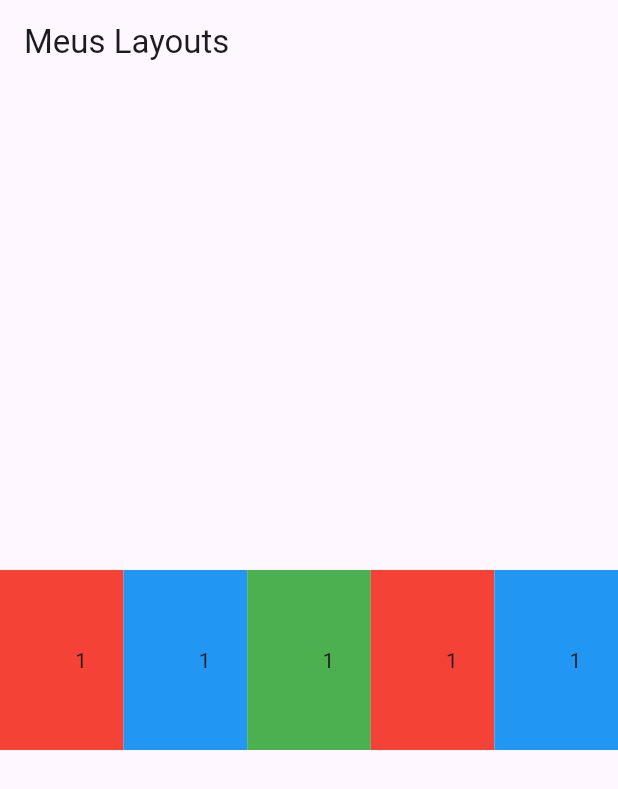
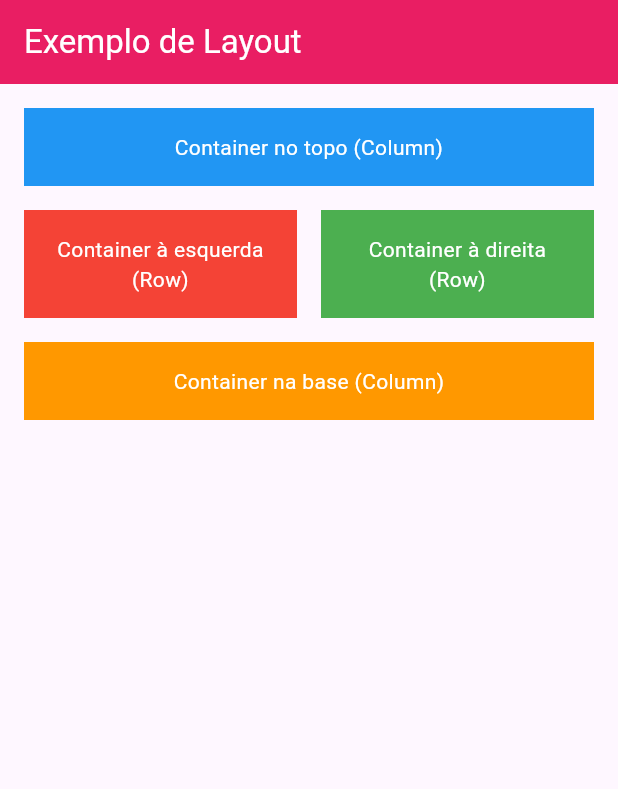
Before and after one commit to mariamandafm/DIM0524-DDM-20242-fork, a Flutter app: the screen it shows after launch, on a phone screen of 412 x 824 dp. Shown: the top 789 px of the screen. Run offline on Flutter 3.47's test engine with Material 3 defaults, Android fonts, the phone set to English and light mode, and no system bars.

Commit message:
base para o 2 exemplo

```diff
--- /dev/null
+++ b/f02_layouts/lib/MyLayouts2.dart
@@ -0,0 +1,68 @@
+import 'package:flutter/material.dart';
+
+class MyLayouts2 extends StatelessWidget {
+  @override
+  Widget build(BuildContext context) {
+    return Scaffold(
+        appBar: AppBar(
+          title: Text('Exemplo de Layout', style: TextStyle(color: Colors.white),),
+          backgroundColor: Colors.pink,
+        ),
+        body: Padding(
+          padding: const EdgeInsets.all(16.0),
+          child: Column(
+            crossAxisAlignment: CrossAxisAlignment.stretch,
+            children: [
+              Container(
+                padding: EdgeInsets.all(16.0),
+                color: Colors.blue,
+                child: Text(
+                  'Container no topo (Column)',
+                  style: TextStyle(color: Colors.white),
+                  textAlign: TextAlign.center,
+                ),
+              ),
+              SizedBox(height: 16.0), // Espaçamento entre containers
+              Row(
+                children: [
+                  Expanded(
+                    child: Container(
+                      padding: EdgeInsets.all(16.0),
+                      color: Colors.red,
+                      child: Text(
+                        'Container à esquerda (Row)',
+                        style: TextStyle(color: Colors.white),
+                        textAlign: TextAlign.center,
+                      ),
+                    ),
+                  ),
+                  SizedBox(width: 16.0), // Espaçamento entre os containers na Row
+                  Expanded(
+                    child: Container(
+                      padding: EdgeInsets.all(16.0),
+                      color: Colors.green,
+                      child: Text(
+                        'Container à direita (Row)',
+                        style: TextStyle(color: Colors.white),
+                        textAlign: TextAlign.center,
+                      ),
+                    ),
+                  ),
+                ],
+              ),
+              SizedBox(height: 16.0), // Espaçamento entre containers
+              Container(
+                padding: EdgeInsets.all(16.0),
+                color: Colors.orange,
+                child: Text(
+                  'Container na base (Column)',
+                  style: TextStyle(color: Colors.white),
+                  textAlign: TextAlign.center,
+                ),
+              ),
+            ],
+          ),
+        ),
+    );
+  }
+}
--- a/f02_layouts/lib/main.dart
+++ b/f02_layouts/lib/main.dart
@@ -1,10 +1,11 @@
 import 'package:f02_layouts/MyLayouts.dart';
+import 'package:f02_layouts/MyLayouts2.dart';
 import 'package:flutter/material.dart';
 
 void main() {
   runApp(
     MaterialApp(
-      home: const MyLayouts(),
+      home: MyLayouts2(),
     ),
   );
 }
```
